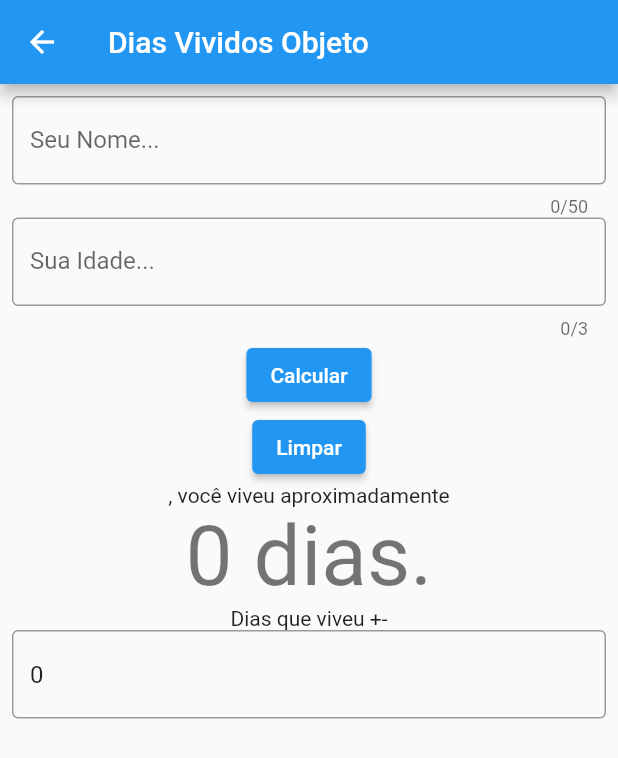
After one commit to EduardoBianchetti/app_aula, a Flutter app: the screen it shows after launch, in the side drawer, after a tap on "Dias Vividos OO", on a phone screen of 412 x 824 dp. The commit adds this screen. Shown: the top 758 px of the screen. Run offline on Flutter 3.47's test engine with Material 2 defaults, Android fonts, the phone set to English and light mode, and no system bars; our stand-ins replace getwidget.

Commit message:
Aula 3 - Objetos + Atividade IMC

```diff
--- a/lib/main.dart
+++ b/lib/main.dart
@@ -1,6 +1,9 @@
 import 'package:app_aula/telas/contador.dart';
 import 'package:app_aula/telas/dias_vividos.dart';
+import 'package:app_aula/telas/dias_vividos_oo.dart';
+import 'package:app_aula/telas/exemplo_listView.dart';
 import 'package:app_aula/telas/home.dart';
+import 'package:app_aula/telas/imc.dart';
 import 'package:app_aula/telas/sobre.dart';
 import 'package:flutter/material.dart';
 
@@ -25,6 +28,10 @@ class MyApp extends StatelessWidget {
         '/sobre': (context) => const SobrePage(),
         '/diasVividos': (context) =>
             const DiasVividosPage(title: "Dias Vividos"),
+        '/diasVividosOo': (context) =>
+            const DiasVividosOoPage(title: "Dias Vividos Objeto"),
+        '/listView': (context) => const ListViewPage(title: "Listagem Exemplo"),
+        '/imc': (context) => const ImcPage(title: "Cálculo de IMC"),
       },
     );
   }
--- /dev/null
+++ b/lib/model/DiasVividos.dart
@@ -0,0 +1,56 @@
+import 'package:flutter/material.dart';
+
+class DiasVividos {
+  late String _nome = '';
+  late int _idade = 0;
+
+  DiasVividos();
+
+  DiasVividos.iniAll(this._nome, this._idade);
+
+  DiasVividos.iniNome(String nome) {
+    this._idade = 0;
+  }
+
+  int getDiasVividos() {
+    return _idade * 365;
+  }
+
+  String getResultado() {
+    return '$_nome viveu aproximadamente +- ${this.getDiasVividos().toString()} dias.';
+  }
+
+  // getters and setters
+  String get nome {
+    return _nome;
+  }
+
+  set nome(String nome) {
+    _nome = nome;
+  }
+
+  int get idade {
+    return _idade;
+  }
+
+  set idade(int idade) {
+    _idade = idade;
+  }
+
+  void _testarObjetos() {
+    final List<DiasVividos> lista = <DiasVividos>[];
+    // instanciando e acessando atributos por get e set
+    DiasVividos objeto = DiasVividos();
+    objeto.nome = 'Pessoa um';
+    objeto.idade = 25;
+    lista.add(objeto);
+    // instanciando usando construtores
+    lista.add(DiasVividos.iniAll('Pessoa dois', 20));
+    lista.add(DiasVividos.iniNome('Pessoa tres'));
+    // mensagens para métodos
+    debugPrint(objeto.getResultado());
+    for (var o in lista) {
+      debugPrint(o.getResultado());
+    }
+  }
+}
--- /dev/null
+++ b/lib/model/Pessoa.dart
@@ -0,0 +1,58 @@
+import 'package:flutter/material.dart';
+
+class Pessoa {
+  late String _nome = "";
+  late double _peso = 0;
+  late double _altura = 0;
+
+  Pessoa();
+
+  Pessoa.iniAll(this._nome, this._peso, this._altura);
+
+  double getIMC() {
+    return (_peso / (_altura * _altura));
+  }
+
+  String getInterpretacao(double _resultado) {
+    if (_resultado < 18.5) {
+      return 'Magreza';
+    } else if (_resultado >= 18.5 && _resultado < 25) {
+      return 'Normal';
+    } else if (_resultado >= 25 && _resultado < 30) {
+      return 'Sobrepeso';
+    } else if (_resultado >= 30 && _resultado < 40) {
+      return 'Obesidade';
+    } else {
+      return 'Obesidade Grave';
+    }
+  }
+
+  String getResultado() {
+    return '$_nome com peso de: $_peso KG e altura de: $altura, possui o IMC de ${this.getIMC().toString()}.';
+  }
+
+  // getters and setters
+  String get nome {
+    return _nome;
+  }
+
+  set nome(String nome) {
+    _nome = nome;
+  }
+
+  double get peso {
+    return _peso;
+  }
+
+  set peso(double peso) {
+    _peso = peso;
+  }
+
+  double get altura {
+    return _altura;
+  }
+
+  set altura(double altura) {
+    _altura = altura;
+  }
+}
--- /dev/null
+++ b/lib/telas/dias_vividos_oo.dart
@@ -0,0 +1,145 @@
+import 'package:app_aula/model/DiasVividos.dart';
+import 'package:app_aula/util/dialogos.dart';
+import 'package:flutter/material.dart';
+import 'package:getwidget/getwidget.dart';
+
+class DiasVividosOoPage extends StatefulWidget {
+  const DiasVividosOoPage({super.key, required this.title});
+  final String title;
+  @override
+  State<DiasVividosOoPage> createState() => _DiasVividosOoPageState();
+}
+
+class _DiasVividosOoPageState extends State<DiasVividosOoPage> {
+  DiasVividos obj = DiasVividos();
+  final List<DiasVividos> entries = <DiasVividos>[];
+  final List<int> colorCodes = <int>[600, 100];
+  final _formKey = GlobalKey<FormState>();
+
+  void _calcular() {
+    Dialogos.showAlertDialog(context, 'Calculou dias vividos para ${obj.nome}');
+
+    setState(() {
+      entries.add(DiasVividos.iniAll(obj.nome, obj.idade));
+    });
+  }
+
+  void _limpar() {
+    setState(() {
+      entries.clear();
+    });
+    GFToast.showToast(
+      'Limpou os dados.',
+      context,
+    );
+  }
+
+  @override
+  Widget build(BuildContext context) {
+    return Scaffold(
+      appBar: AppBar(
+        title: Text(widget.title),
+      ),
+      body: Form(
+        key: _formKey,
+        child: Padding(
+          padding: const EdgeInsets.all(8.0),
+          child: Column(
+            children: <Widget>[
+              // Adicionar aqui as Widgets para o Form
+              TextFormField(
+                keyboardType: TextInputType.text,
+                maxLength: 50,
+                decoration: const InputDecoration(
+                  border: OutlineInputBorder(),
+                  labelText: 'Seu Nome...',
+                ),
+                validator: (value) {
+                  if (value == null || value.isEmpty) {
+                    return 'Informe seu nome!';
+                  }
+                  obj.nome = value;
+                  return null;
+                },
+              ),
+              TextFormField(
+                keyboardType: TextInputType.number,
+                maxLength: 3,
+                decoration: const InputDecoration(
+                  border: OutlineInputBorder(),
+                  labelText: 'Sua Idade...',
+                ),
+                validator: (value) {
+                  if (value == null || value.isEmpty) {
+                    return 'Informe sua idade!';
+                  }
+                  if (double.tryParse(value) == null) {
+                    return 'Informe número na idade!';
+                  }
+                  obj.idade = int.tryParse(value)!;
+                  return null;
+                },
+              ),
+              ElevatedButton(
+                onPressed: () {
+                  if (_formKey.currentState!.validate()) {
+                    _calcular();
+                    ScaffoldMessenger.of(context).showSnackBar(
+                      const SnackBar(content: Text('Calculado com Sucesso!')),
+                    );
+                  }
+                },
+                child: const Text('Calcular'),
+              ),
+              ElevatedButton(
+                onPressed: () {
+                  Dialogos.showConfirmDialog(context, 'Confirma?', _limpar);
+                },
+                child: const Text('Limpar'),
+              ),
+              Text('${obj.nome}, você viveu aproximadamente'),
+              Text(
+                '${obj.getDiasVividos()} dias.',
+                style: Theme.of(context).textTheme.displayMedium,
+              ),
+              const Text('Dias que viveu +-'),
+              TextFormField(
+                keyboardType: TextInputType.none,
+                decoration: const InputDecoration(
+                  border: OutlineInputBorder(),
+                  hintText: 'Resultado',
+                ),
+                // usar key para detectar setState
+                key: Key(obj.getDiasVividos().toString()),
+                initialValue: obj.getDiasVividos().toString(),
+              ),
+              SizedBox(
+                height: 200,
+                width: 300,
+                child: ListView.builder(
+                  padding: const EdgeInsets.all(8),
+                  itemCount: entries.length,
+                  itemBuilder: (BuildContext context, int index) {
+                    return Container(
+                      height: 50,
+                      color: Colors.amber[colorCodes[index % 2 == 0 ? 0 : 1]],
+                      child: Center(
+                        child: Row(
+                          children: [
+                            SizedBox(
+                                width: 100, child: Text(entries[index].nome)),
+                            Text(entries[index].getResultado()),
+                          ],
+                        ),
+                      ),
+                    );
+                  },
+                ),
+              ),
+            ],
+          ),
+        ),
+      ),
+    );
+  }
+}
--- a/lib/telas/home.dart
+++ b/lib/telas/home.dart
@@ -49,6 +49,30 @@ class HomePage extends StatelessWidget {
                 Navigator.of(context).pushNamed('/diasVividos');
               },
             ),
+            ListTile(
+              leading: const Icon(Icons.person_pin_sharp),
+              title: const Text('Dias Vividos OO'),
+              onTap: () {
+                Navigator.pop(context);
+                Navigator.of(context).pushNamed('/diasVividosOo');
+              },
+            ),
+            ListTile(
+              leading: const Icon(Icons.person_pin_sharp),
+              title: const Text('Exemplo de ListView'),
+              onTap: () {
+                Navigator.pop(context);
+                Navigator.of(context).pushNamed('/listView');
+              },
+            ),
+            ListTile(
+              leading: const Icon(Icons.person_pin_sharp),
+              title: const Text('Cálculo de IMC'),
+              onTap: () {
+                Navigator.pop(context);
+                Navigator.of(context).pushNamed('/imc');
+              },
+            ),
           ],
         ),
       ),
```
Also changed, not shown: lib/telas/exemplo_listView.dart (added, +55 -0 lines), lib/telas/imc.dart (added, +168 -0 lines).
